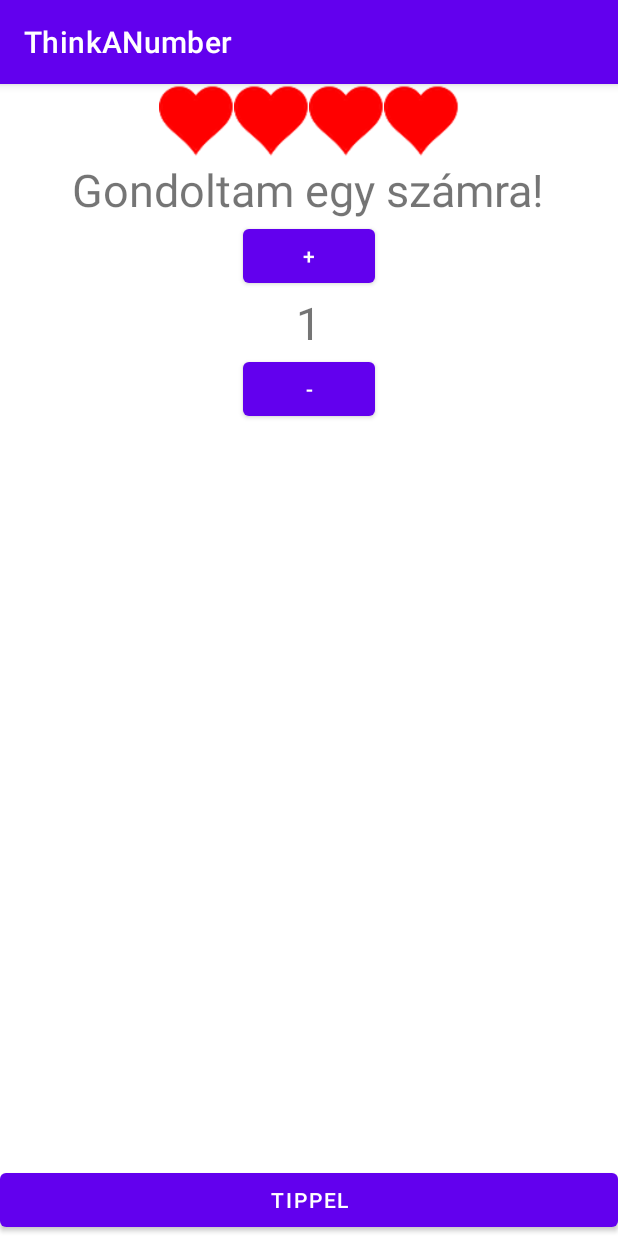
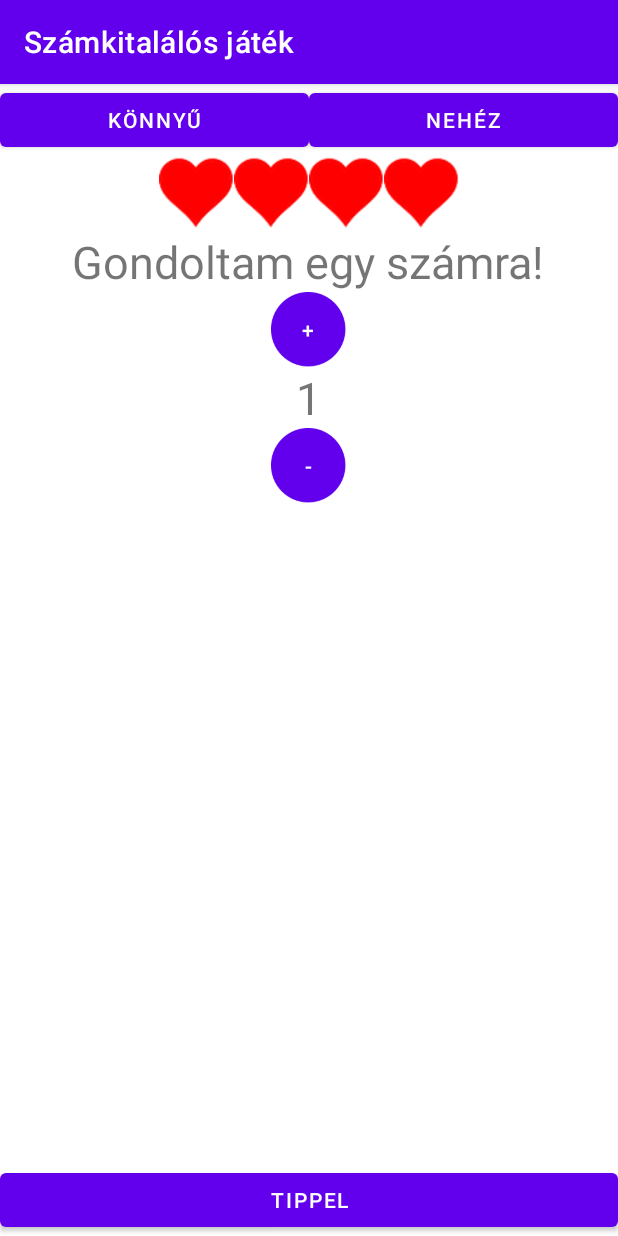
Before and after one commit to DDomix/AndroidThinkANumber, an Android app: the screen it shows after launch (MainActivity), on a phone screen of 412 x 824 dp. Run offline under Robolectric (Android 15) with nearby library versions, the phone set to English and light mode, and no system bars.

```diff
--- a/app/src/main/AndroidManifest.xml
+++ b/app/src/main/AndroidManifest.xml
@@ -7,15 +7,16 @@
         android:allowBackup="true"
         android:dataExtractionRules="@xml/data_extraction_rules"
         android:fullBackupContent="@xml/backup_rules"
-        android:icon="@mipmap/ic_launcher"
+        android:icon="@drawable/shield"
         android:label="@string/app_name"
-        android:roundIcon="@mipmap/ic_launcher_round"
+        android:roundIcon="@drawable/shield"
         android:supportsRtl="true"
         android:theme="@style/Theme.ThinkANumber"
         tools:targetApi="31">
         <activity
             android:name=".MainActivity"
-            android:exported="true">
+            android:exported="true"
+            android:screenOrientation="portrait">
             <intent-filter>
                 <action android:name="android.intent.action.MAIN" />
 
--- a/app/src/main/java/com/example/thinkanumber/MainActivity.java
+++ b/app/src/main/java/com/example/thinkanumber/MainActivity.java
@@ -29,6 +29,10 @@ public class MainActivity extends AppCompatActivity {
     private int elet;
     private Random rnd;
     private AlertDialog.Builder builder;
+    private Button nehezgomb;
+    private Button konnyugomb;
+    private AlertDialog.Builder jatekVegeBuilder;
+    private AlertDialog.Builder nehezsegDialogBuilder;
 
     @Override
     protected void onCreate(Bundle savedInstanceState) {
@@ -80,6 +84,18 @@ public class MainActivity extends AppCompatActivity {
                 }
             }
         });
+        konnyugomb.setOnClickListener(new View.OnClickListener() {
+            @Override
+            public void onClick(View view) {
+
+            }
+        });
+        nehezgomb.setOnClickListener(new View.OnClickListener() {
+            @Override
+            public void onClick(View view) {
+
+            }
+        });
     }
 
     private void eletcsokkent() {
@@ -123,6 +139,8 @@ public class MainActivity extends AppCompatActivity {
         hp2 =findViewById(R.id.hp_2);
         hp3 =findViewById(R.id.hp_3);
         hp4 =findViewById(R.id.hp_4);
+        nehezgomb =findViewById(R.id.nehezgomb);
+        konnyugomb=findViewById(R.id.konnyugomb);
         eletek=new ImageView[]{hp1,hp2,hp3,hp4};
         tippertek=findViewById(R.id.tippertek);
         rnd=new Random();
--- a/app/src/main/res/layout/activity_main.xml
+++ b/app/src/main/res/layout/activity_main.xml
@@ -11,6 +11,27 @@
         android:layout_height="wrap_content"
         android:orientation="vertical"
         android:gravity="center">
+        <LinearLayout
+            android:layout_width="match_parent"
+            android:layout_height="wrap_content">
+
+        <Button
+            android:layout_width="0dp"
+            android:layout_height="wrap_content"
+            android:id="@+id/konnyugomb"
+            android:layout_weight="1"
+            android:text="Könnyű"
+            />
+        <Button
+            android:layout_width="0dp"
+            android:layout_height="wrap_content"
+            android:id="@+id/nehezgomb"
+            android:layout_weight="1"
+            android:text="Nehéz"
+            />
+
+        </LinearLayout>
+
         <LinearLayout
             android:layout_width="wrap_content"
             android:layout_height="wrap_content">
@@ -46,10 +67,12 @@
             android:textSize="30sp"
             />
         <Button
-            android:layout_width="wrap_content"
-            android:layout_height="wrap_content"
+            android:layout_width="50dp"
+            android:layout_height="50dp"
             android:text="+"
             android:id="@+id/plus"
+            android:background="@drawable/buttonbackround"
+
             />
         <TextView
             android:layout_width="wrap_content"
@@ -59,10 +82,11 @@
             android:id="@+id/tippertek"
             />
         <Button
-            android:layout_width="wrap_content"
-            android:layout_height="wrap_content"
+            android:layout_width="50dp"
+            android:layout_height="50dp"
             android:text="-"
             android:id="@+id/minus"
+            android:background="@drawable/buttonbackround"
             />
     </LinearLayout>
     <Button
--- a/app/src/main/res/values/strings.xml
+++ b/app/src/main/res/values/strings.xml
@@ -1,3 +1,3 @@
 <resources>
-    <string name="app_name">ThinkANumber</string>
+    <string name="app_name">Számkitalálós játék</string>
 </resources>
```
